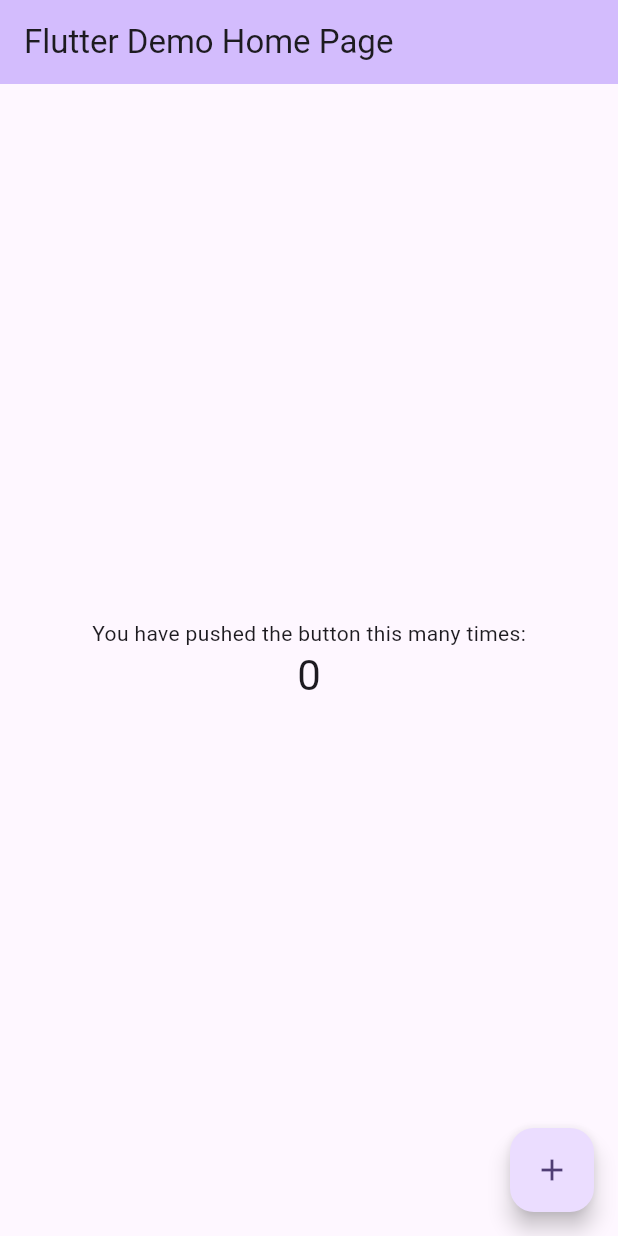
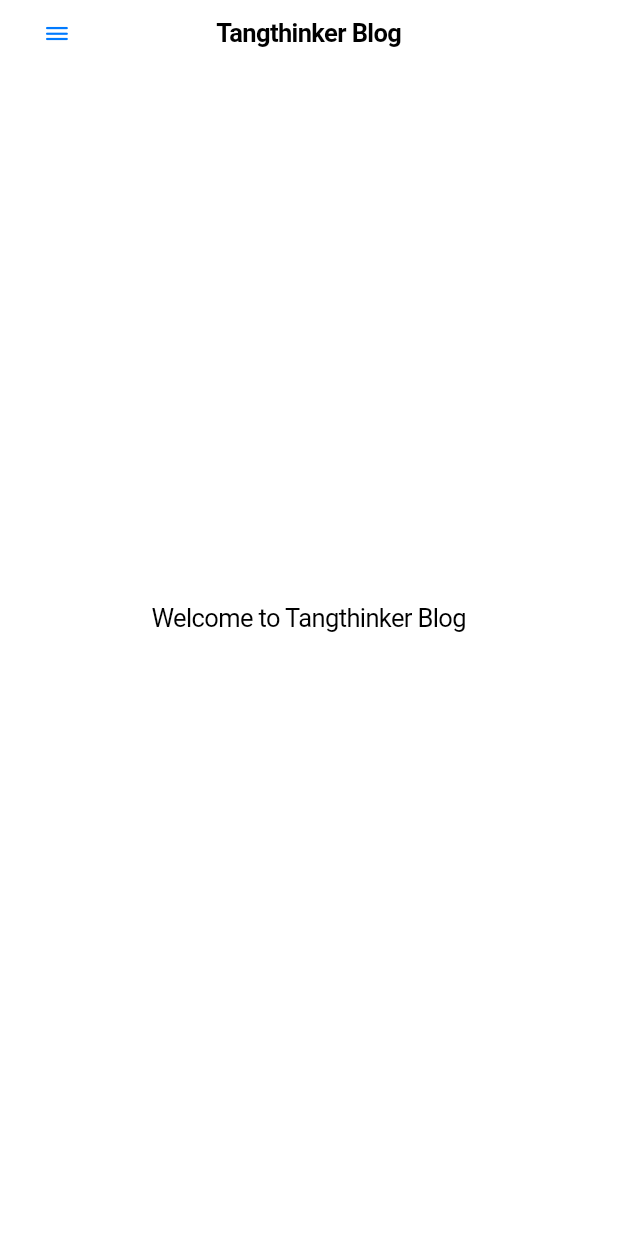
Before and after one commit to tangthinker/blog-clinet, a Flutter app: the screen it shows after launch, on a phone screen of 412 x 824 dp. Run offline on Flutter 3.47's test engine with Material 3 defaults, Android fonts, the phone set to English and light mode, and no system bars.

Commit message:
feat: add network

```diff
--- a/lib/main.dart
+++ b/lib/main.dart
@@ -1,4 +1,7 @@
+import 'package:flutter/cupertino.dart';
 import 'package:flutter/material.dart';
+import 'package:blog_client/network/proto.dart';
+import 'package:blog_client/network/fetchData.dart';
 
 void main() {
   runApp(const MyApp());
@@ -10,113 +13,106 @@ class MyApp extends StatelessWidget {
   // This widget is the root of your application.
   @override
   Widget build(BuildContext context) {
-    return MaterialApp(
-      title: 'Flutter Demo',
-      theme: ThemeData(
-        // This is the theme of your application.
-        //
-        // TRY THIS: Try running your application with "flutter run". You'll see
-        // the application has a purple toolbar. Then, without quitting the app,
-        // try changing the seedColor in the colorScheme below to Colors.green
-        // and then invoke "hot reload" (save your changes or press the "hot
-        // reload" button in a Flutter-supported IDE, or press "r" if you used
-        // the command line to start the app).
-        //
-        // Notice that the counter didn't reset back to zero; the application
-        // state is not lost during the reload. To reset the state, use hot
-        // restart instead.
-        //
-        // This works for code too, not just values: Most code changes can be
-        // tested with just a hot reload.
-        colorScheme: ColorScheme.fromSeed(seedColor: Colors.deepPurple),
-      ),
-      home: const MyHomePage(title: 'Flutter Demo Home Page'),
+    return CupertinoApp(
+      title: 'Tangthinker Blog',
+      initialRoute: '/',
+      routes: {
+        '/': (context) => const OpenDrawerScreen(),
+      },
+
     );
   }
 }
 
-class MyHomePage extends StatefulWidget {
-  const MyHomePage({super.key, required this.title});
-
-  // This widget is the home page of your application. It is stateful, meaning
-  // that it has a State object (defined below) that contains fields that affect
-  // how it looks.
-
-  // This class is the configuration for the state. It holds the values (in this
-  // case the title) provided by the parent (in this case the App widget) and
-  // used by the build method of the State. Fields in a Widget subclass are
-  // always marked "final".
-
-  final String title;
+class OpenDrawerScreen extends StatefulWidget {
+  const OpenDrawerScreen({super.key});
 
   @override
-  State<MyHomePage> createState() => _MyHomePageState();
+  State<OpenDrawerScreen> createState() => _OpenDrawerScreenState();
 }
 
-class _MyHomePageState extends State<MyHomePage> {
-  int _counter = 0;
+class _OpenDrawerScreenState extends State<OpenDrawerScreen> {
+  bool _drawerOpen = false;
+  List<FileInfo> _fileInfo = [];
 
-  void _incrementCounter() {
+  @override
+  void initState() {
+    super.initState();
+    _fileInfo = FetchData.getFileInfo();
+  }
+
+  void _toggleDrawer() {
     setState(() {
-      // This call to setState tells the Flutter framework that something has
-      // changed in this State, which causes it to rerun the build method below
-      // so that the display can reflect the updated values. If we changed
-      // _counter without calling setState(), then the build method would not be
-      // called again, and so nothing would appear to happen.
-      _counter++;
+      _drawerOpen = !_drawerOpen;
     });
   }
 
   @override
   Widget build(BuildContext context) {
-    // This method is rerun every time setState is called, for instance as done
-    // by the _incrementCounter method above.
-    //
-    // The Flutter framework has been optimized to make rerunning build methods
-    // fast, so that you can just rebuild anything that needs updating rather
-    // than having to individually change instances of widgets.
-    return Scaffold(
-      appBar: AppBar(
-        // TRY THIS: Try changing the color here to a specific color (to
-        // Colors.amber, perhaps?) and trigger a hot reload to see the AppBar
-        // change color while the other colors stay the same.
-        backgroundColor: Theme.of(context).colorScheme.inversePrimary,
-        // Here we take the value from the MyHomePage object that was created by
-        // the App.build method, and use it to set our appbar title.
-        title: Text(widget.title),
-      ),
-      body: Center(
-        // Center is a layout widget. It takes a single child and positions it
-        // in the middle of the parent.
-        child: Column(
-          // Column is also a layout widget. It takes a list of children and
-          // arranges them vertically. By default, it sizes itself to fit its
-          // children horizontally, and tries to be as tall as its parent.
-          //
-          // Column has various properties to control how it sizes itself and
-          // how it positions its children. Here we use mainAxisAlignment to
-          // center the children vertically; the main axis here is the vertical
-          // axis because Columns are vertical (the cross axis would be
-          // horizontal).
-          //
-          // TRY THIS: Invoke "debug painting" (choose the "Toggle Debug Paint"
-          // action in the IDE, or press "p" in the console), to see the
-          // wireframe for each widget.
-          mainAxisAlignment: MainAxisAlignment.center,
-          children: <Widget>[
-            const Text('You have pushed the button this many times:'),
-            Text(
-              '$_counter',
-              style: Theme.of(context).textTheme.headlineMedium,
-            ),
-          ],
+    return CupertinoPageScaffold(
+      navigationBar: CupertinoNavigationBar(
+        middle: const Text("Tangthinker Blog"),
+        leading: CupertinoButton(
+          padding: EdgeInsets.zero,
+          onPressed: _toggleDrawer,
+          child: const Icon(CupertinoIcons.bars),
         ),
       ),
-      floatingActionButton: FloatingActionButton(
-        onPressed: _incrementCounter,
-        tooltip: 'Increment',
-        child: const Icon(Icons.add),
-      ), // This trailing comma makes auto-formatting nicer for build methods.
+      child: Stack(
+        children: [
+          const Center(child: Text("Welcome to Tangthinker Blog")),
+          AnimatedPositioned(
+            duration: const Duration(milliseconds: 150),
+            top: 0,
+            bottom: 0,
+            left: _drawerOpen ? 0 : -MediaQuery.of(context).size.width * 0.3,
+            width: MediaQuery.of(context).size.width * 0.3,
+            child: GestureDetector(
+              onTap: () {},
+              child: Material(
+                color: Colors.transparent,
+                child: Container(
+                  color: CupertinoColors.systemGroupedBackground,
+                  child: ListView(
+                    padding: EdgeInsets.zero,
+                    children: [
+                      SizedBox(height: 50,),
+                      Container(
+                        padding: const EdgeInsets.all(16),
+                        child: const Text(
+                          "Contents",
+                          style: TextStyle(color: CupertinoColors.black, fontWeight: FontWeight.bold),
+                        ),
+                      ),
+                      ..._fileInfo.map((file) => SidebarItem(title: file.filename, onPressed: () {})),
+                    ],
+                  ),
+                ),
+              ),
+            ),
+          ),
+        ],
+      ),
     );
   }
 }
+
+class SidebarItem extends StatelessWidget {
+
+  final void Function() onPressed;
+
+  final String title;
+
+  const SidebarItem({super.key,  required this.title, required this.onPressed});
+
+  @override
+  Widget build(BuildContext context) {
+    return Container(
+      height: 22,
+      child: CupertinoListTile(
+        title: Text(title, style: const TextStyle(fontSize: 12),),
+        onTap: onPressed,
+      ),
+    );
+  }
+}
--- a/pubspec.yaml
+++ b/pubspec.yaml
@@ -34,6 +34,7 @@ dependencies:
   # The following adds the Cupertino Icons font to your application.
   # Use with the CupertinoIcons class for iOS style icons.
   cupertino_icons: ^1.0.8
+  http: ^1.4.0
 
 dev_dependencies:
   flutter_test:
```
Also changed, not shown: pubspec.lock, 10 other files.
